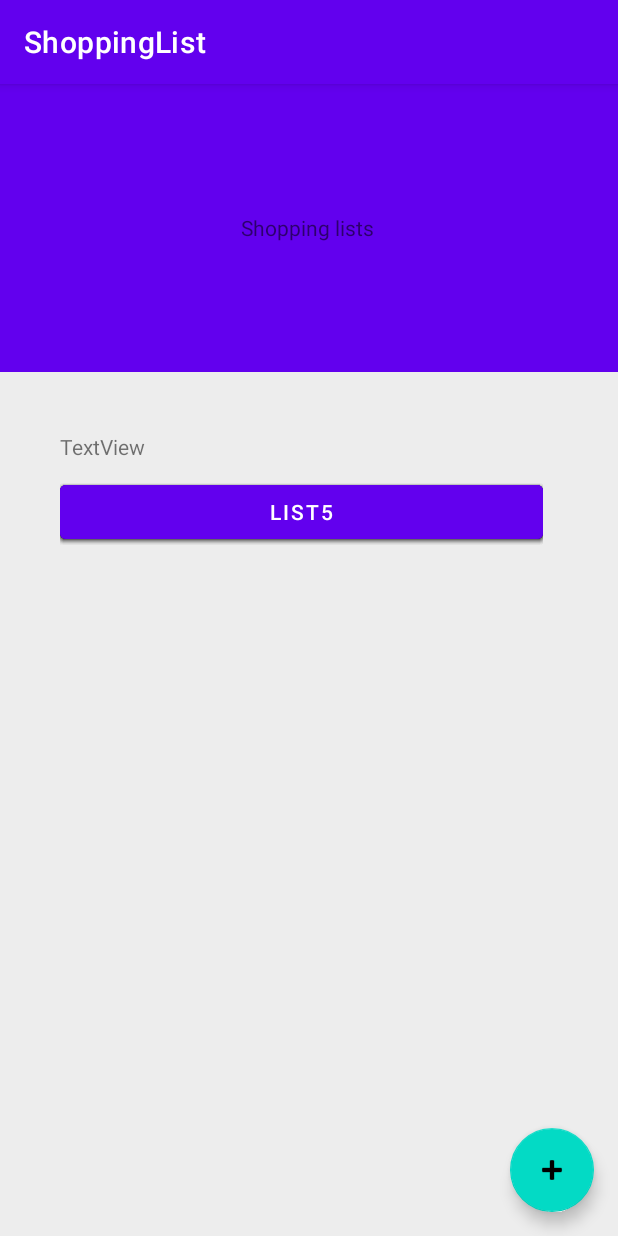
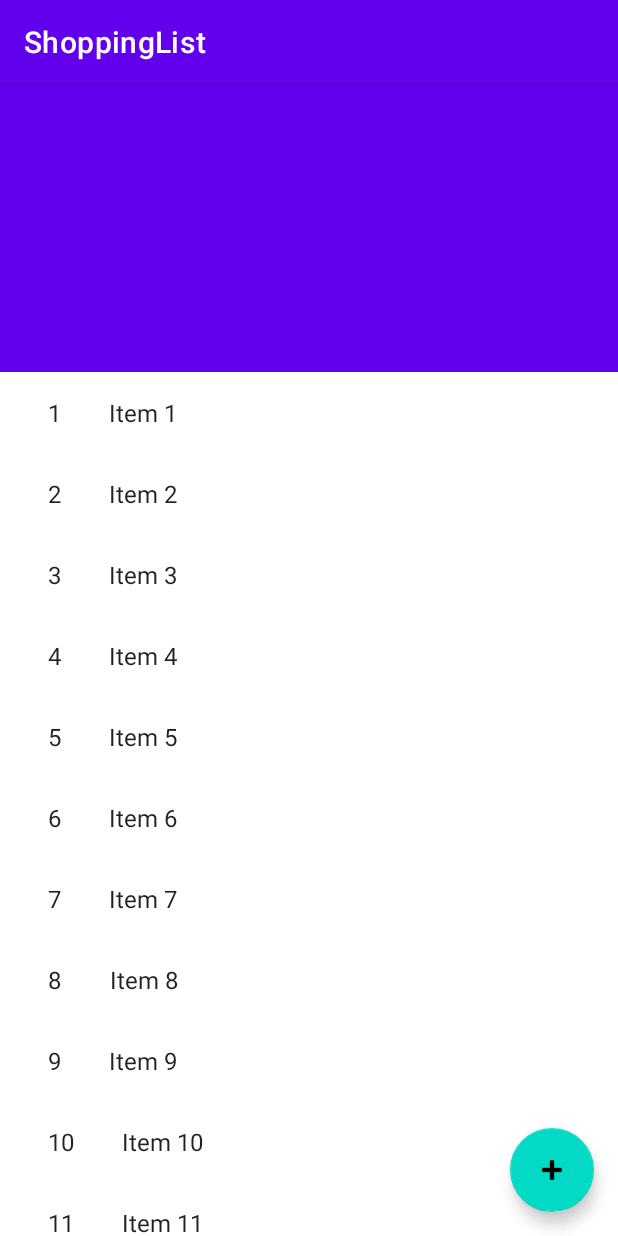
Before and after one commit to kamilernerd/ShoppingListApp, an Android app: the screen it shows after launch (MainActivity), on a phone screen of 412 x 824 dp. Run offline under Robolectric (Android 15) with nearby library versions, the phone set to English and light mode, and no system bars.

Commit message:
Add nice layout and list. Fixing previous mess!

```diff
--- /dev/null
+++ b/ShoppingList/app/src/main/java/com/kamil/shoppinglist/ListLayoutFragment.kt
@@ -0,0 +1,40 @@
+package com.kamil.shoppinglist
+
+import android.os.Bundle
+import androidx.fragment.app.Fragment
+import android.view.LayoutInflater
+import android.view.View
+import android.view.ViewGroup
+import com.kamil.shoppinglist.databinding.FragmentListLayoutBinding
+
+class ListLayoutFragment : Fragment() {
+
+    private var _binding: FragmentListLayoutBinding? = null
+    private val binding get() = _binding!!
+
+    override fun onCreate(savedInstanceState: Bundle?) {
+        super.onCreate(savedInstanceState)
+        arguments?.let {
+        }
+    }
+
+    override fun onCreateView(
+        inflater: LayoutInflater, container: ViewGroup?,
+        savedInstanceState: Bundle?
+    ): View? {
+        _binding = FragmentListLayoutBinding.inflate(layoutInflater)
+
+
+
+        return binding.root
+    }
+
+    companion object {
+        @JvmStatic
+        fun newInstance(param1: String, param2: String) =
+            ListLayoutFragment().apply {
+                arguments = Bundle().apply {
+                }
+            }
+    }
+}
--- a/ShoppingList/app/src/main/java/com/kamil/shoppinglist/ListsLayoutFragment.kt
+++ /dev/null
@@ -1,67 +0,0 @@
-package com.kamil.shoppinglist
-
-import android.os.Bundle
-import androidx.fragment.app.Fragment
-import android.view.LayoutInflater
-import android.view.View
-import android.view.ViewGroup
-import com.kamil.shoppinglist.data.ListItem
-import com.kamil.shoppinglist.data.ShoppingList
-import com.kamil.shoppinglist.databinding.FragmentListsLayoutBinding
-
-class ListsLayoutFragment : Fragment() {
-
-    private var _binding: FragmentListsLayoutBinding? = null
-    private val binding get() = _binding!!
-
-    private var itemsListSet: MutableList<ListItem> = mutableListOf(
-        ListItem("Item1"),
-        ListItem("Item2"),
-        ListItem("Item3"),
-        ListItem("Item4")
-    )
-
-    private var shoppingListSet: MutableList<ShoppingList> = mutableListOf(
-        ShoppingList("List1", listItems = itemsListSet),
-        ShoppingList("List2", listItems = itemsListSet),
-        ShoppingList("List3", listItems = itemsListSet),
-        ShoppingList("List4", listItems = itemsListSet),
-        ShoppingList("List5", listItems = itemsListSet),
-    )
-
-    override fun onCreate(savedInstanceState: Bundle?) {
-        super.onCreate(savedInstanceState)
-    }
-
-    override fun onCreateView(
-        inflater: LayoutInflater, container: ViewGroup?,
-        savedInstanceState: Bundle?
-    ): View? {
-        _binding = FragmentListsLayoutBinding.inflate(layoutInflater)
-
-        var fragmentManager = childFragmentManager
-        var fragmentTransaction = fragmentManager.beginTransaction()
-
-        shoppingListSet.forEach {
-            val listsList = ListsListFragment.newInstance(it.listName, it.listItems)
-
-            listsList.onKeyPressed = {
-                print("HEI")
-            }
-
-            fragmentTransaction.add(binding.listsList.id, listsList, it.listName)
-        }
-
-        fragmentTransaction.commit()
-
-        return binding.root
-    }
-
-    companion object {
-        fun newInstance(param1: String, param2: String) =
-            ListsLayoutFragment().apply {
-                arguments = Bundle().apply {
-                }
-            }
-    }
-}
--- a/ShoppingList/app/src/main/java/com/kamil/shoppinglist/ListsListFragment.kt
+++ /dev/null
@@ -1,54 +0,0 @@
-package com.kamil.shoppinglist
-
-import android.os.Bundle
-import androidx.fragment.app.Fragment
-import android.view.LayoutInflater
-import android.view.MotionEvent
-import android.view.View
-import android.view.ViewGroup
-import com.kamil.shoppinglist.data.ListItem
-import com.kamil.shoppinglist.databinding.FragmentListsListBinding
-
-class ListsListFragment : Fragment() {
-
-    private var _binding: FragmentListsListBinding? = null
-    private val binding get() = _binding!!
-
-    private var listName: String? = null
-
-    var onKeyPressed: ((listName: String) -> Unit?)? = null
-
-    override fun onCreate(savedInstanceState: Bundle?) {
-        super.onCreate(savedInstanceState)
-        arguments?.let {
-            listName = it.getString("listName") ?: "no note..."
-        }
-    }
-
-    override fun onCreateView(
-        inflater: LayoutInflater, container: ViewGroup?,
-        savedInstanceState: Bundle?
-    ): View? {
-        _binding = FragmentListsListBinding.inflate(layoutInflater)
-
-        binding.listItem.text = listName
-
-        binding.listItem.setOnClickListener(object: View.OnClickListener {
-            override fun onClick(v: View?) {
-                listName?.let { this@ListsListFragment.onKeyPressed?.invoke(it) }
-            }
-        })
-
-        return binding.root
-    }
-
-    companion object {
-        @JvmStatic
-        fun newInstance(listName: String, listItems: MutableList<ListItem>) =
-            ListsListFragment().apply {
-                arguments = Bundle().apply {
-                    putString("listName", listName)
-                }
-            }
-    }
-}
--- a/ShoppingList/app/src/main/java/com/kamil/shoppinglist/MainActivity.kt
+++ b/ShoppingList/app/src/main/java/com/kamil/shoppinglist/MainActivity.kt
@@ -10,7 +10,6 @@ class MainActivity : AppCompatActivity() {
 
     override fun onCreate(savedInstanceState: Bundle?) {
         super.onCreate(savedInstanceState)
-
         binding = ActivityMainBinding.inflate(layoutInflater)
         setContentView(binding.root)
     }
--- /dev/null
+++ b/ShoppingList/app/src/main/java/com/kamil/shoppinglist/ShoppingListRecyclerViewAdapter.kt
@@ -0,0 +1,50 @@
+package com.kamil.shoppinglist
+
+import androidx.recyclerview.widget.RecyclerView
+import android.view.LayoutInflater
+import android.view.View
+import android.view.ViewGroup
+import android.widget.TextView
+
+import com.kamil.shoppinglist.placeholder.PlaceholderContent.PlaceholderItem
+import com.kamil.shoppinglist.databinding.FragmentShoppingListItemBinding
+
+/**
+ * [RecyclerView.Adapter] that can display a [PlaceholderItem].
+ * TODO: Replace the implementation with code for your data type.
+ */
+class ShoppingListRecyclerViewAdapter(
+    private val values: List<PlaceholderItem>
+) : RecyclerView.Adapter<ShoppingListRecyclerViewAdapter.ViewHolder>() {
+
+    override fun onCreateViewHolder(parent: ViewGroup, viewType: Int): ViewHolder {
+
+        return ViewHolder(
+            FragmentShoppingListItemBinding.inflate(
+                LayoutInflater.from(parent.context),
+                parent,
+                false
+            )
+        )
+
+    }
+
+    override fun onBindViewHolder(holder: ViewHolder, position: Int) {
+        val item = values[position]
+        holder.idView.text = item.id
+        holder.contentView.text = item.content
+    }
+
+    override fun getItemCount(): Int = values.size
+
+    inner class ViewHolder(binding: FragmentShoppingListItemBinding) :
+        RecyclerView.ViewHolder(binding.root) {
+        val idView: TextView = binding.itemNumber
+        val contentView: TextView = binding.content
+
+        override fun toString(): String {
+            return super.toString() + " '" + contentView.text + "'"
+        }
+    }
+
+}
--- a/ShoppingList/app/src/main/java/com/kamil/shoppinglist/data/ListItem.kt
+++ /dev/null
@@ -1,7 +0,0 @@
-package com.kamil.shoppinglist.data
-
-data class ListItem(val itemName: String) {
-    override fun toString(): String {
-        return "List ${itemName}"
-    }
-}
--- a/ShoppingList/app/src/main/java/com/kamil/shoppinglist/data/ShoppingList.kt
+++ /dev/null
@@ -1,7 +0,0 @@
-package com.kamil.shoppinglist.data
-
-data class ShoppingList(val listName: String, val listItems: MutableList<ListItem>) {
-    override fun toString(): String {
-        return "List ${listName}"
-    }
-}
--- /dev/null
+++ b/ShoppingList/app/src/main/java/com/kamil/shoppinglist/placeholder/PlaceholderContent.kt
@@ -0,0 +1,57 @@
+package com.kamil.shoppinglist.placeholder
+
+import java.util.ArrayList
+import java.util.HashMap
+
+/**
+ * Helper class for providing sample content for user interfaces created by
+ * Android template wizards.
+ *
+ * TODO: Replace all uses of this class before publishing your app.
+ */
+object PlaceholderContent {
+
+    /**
+     * An array of sample (placeholder) items.
+     */
+    val ITEMS: MutableList<PlaceholderItem> = ArrayList()
+
+    /**
+     * A map of sample (placeholder) items, by ID.
+     */
+    val ITEM_MAP: MutableMap<String, PlaceholderItem> = HashMap()
+
+    private val COUNT = 25
+
+    init {
+        // Add some sample items.
+        for (i in 1..COUNT) {
+            addItem(createPlaceholderItem(i))
+        }
+    }
+
+    private fun addItem(item: PlaceholderItem) {
+        ITEMS.add(item)
+        ITEM_MAP.put(item.id, item)
+    }
+
+    private fun createPlaceholderItem(position: Int): PlaceholderItem {
+        return PlaceholderItem(position.toString(), "Item " + position, makeDetails(position))
+    }
+
+    private fun makeDetails(position: Int): String {
+        val builder = StringBuilder()
+        builder.append("Details about Item: ").append(position)
+        for (i in 0..position - 1) {
+            builder.append("\nMore details information here.")
+        }
+        return builder.toString()
+    }
+
+    /**
+     * A placeholder item representing a piece of content.
+     */
+    data class PlaceholderItem(val id: String, val content: String, val details: String) {
+        override fun toString(): String = content
+    }
+}
--- /dev/null
+++ b/ShoppingList/app/src/main/java/com/kamil/shoppinglist/shoppingListFragment.kt
@@ -0,0 +1,64 @@
+package com.kamil.shoppinglist
+
+import android.os.Bundle
+import androidx.fragment.app.Fragment
+import androidx.recyclerview.widget.GridLayoutManager
+import androidx.recyclerview.widget.LinearLayoutManager
+import androidx.recyclerview.widget.RecyclerView
+import android.view.LayoutInflater
+import android.view.View
+import android.view.ViewGroup
+import com.kamil.shoppinglist.databinding.FragmentShoppingListsListBinding
+import com.kamil.shoppinglist.placeholder.PlaceholderContent
+
+/**
+ * A fragment representing a list of Items.
+ */
+class shoppingListFragment : Fragment() {
+
+    private var _binding: FragmentShoppingListsListBinding? = null
+    private val binding get() = _binding!!
+
+    private var columnCount = 1
+
+    override fun onCreate(savedInstanceState: Bundle?) {
+        super.onCreate(savedInstanceState)
+
+        arguments?.let {
+            columnCount = it.getInt(ARG_COLUMN_COUNT)
+        }
+    }
+
+    override fun onCreateView(
+        inflater: LayoutInflater, container: ViewGroup?,
+        savedInstanceState: Bundle?
+    ): View? {
+        _binding = FragmentShoppingListsListBinding.inflate(layoutInflater)
+        val view = binding.root
+
+        // Set the adapter
+        with(view) {
+            layoutManager = when {
+                columnCount <= 1 -> LinearLayoutManager(context)
+                else -> GridLayoutManager(context, columnCount)
+            }
+            adapter = ShoppingListRecyclerViewAdapter(PlaceholderContent.ITEMS)
+        }
+        return view
+    }
+
+    companion object {
+
+        // TODO: Customize parameter argument names
+        const val ARG_COLUMN_COUNT = "column-count"
+
+        // TODO: Customize parameter initialization
+        @JvmStatic
+        fun newInstance(columnCount: Int) =
+            shoppingListFragment().apply {
+                arguments = Bundle().apply {
+                    putInt(ARG_COLUMN_COUNT, columnCount)
+                }
+            }
+    }
+}
--- a/ShoppingList/app/src/main/res/layout/activity_main.xml
+++ b/ShoppingList/app/src/main/res/layout/activity_main.xml
@@ -2,18 +2,16 @@
 <androidx.coordinatorlayout.widget.CoordinatorLayout xmlns:android="http://schemas.android.com/apk/res/android"
     xmlns:tools="http://schemas.android.com/tools"
     xmlns:app="http://schemas.android.com/apk/res-auto"
-    android:id="@+id/mainActivityLayout"
     android:layout_width="match_parent"
     android:layout_height="match_parent"
-    android:background="@color/app_background"
-    android:fitsSystemWindows="true"
-    tools:context=".MainActivity">
+    android:id="@+id/mainActivityLayout"
+    tools:context=".MainActivity"
+    >
 
     <androidx.fragment.app.FragmentContainerView
         android:id="@+id/listsLayoutMain"
         android:layout_width="match_parent"
         android:layout_height="match_parent"
-        android:name="com.kamil.shoppinglist.ListsLayoutFragment"
-        />
+        android:name="com.kamil.shoppinglist.ListLayoutFragment" />
 
 </androidx.coordinatorlayout.widget.CoordinatorLayout>
--- /dev/null
+++ b/ShoppingList/app/src/main/res/layout/fragment_list_layout.xml
@@ -0,0 +1,62 @@
+<?xml version="1.0" encoding="utf-8"?>
+<androidx.coordinatorlayout.widget.CoordinatorLayout xmlns:android="http://schemas.android.com/apk/res/android"
+    xmlns:tools="http://schemas.android.com/tools"
+    xmlns:app="http://schemas.android.com/apk/res-auto"
+    android:layout_width="match_parent"
+    android:layout_height="match_parent"
+    android:id="@+id/listsLayoutMain"
+    tools:context=".ListLayoutFragment"
+    >
+
+    <com.google.android.material.appbar.AppBarLayout
+        android:id="@+id/appbar"
+        android:layout_height="192dp"
+        android:layout_width="match_parent">
+
+        <com.google.android.material.appbar.CollapsingToolbarLayout
+            android:layout_width="match_parent"
+            android:layout_height="match_parent"
+            app:toolbarId="@+id/toolbar"
+            app:layout_scrollFlags="scroll|enterAlways|enterAlwaysCollapsed"
+            app:contentScrim="?attr/colorPrimary">
+
+
+            <androidx.appcompat.widget.Toolbar
+                android:id="@+id/toolbar"
+                android:layout_height="?attr/actionBarSize"
+                android:layout_width="match_parent" />
+        </com.google.android.material.appbar.CollapsingToolbarLayout>
+    </com.google.android.material.appbar.AppBarLayout>
+
+    <androidx.core.widget.NestedScrollView
+        android:layout_width="match_parent"
+        android:layout_height="match_parent"
+        app:layout_behavior="com.google.android.material.appbar.AppBarLayout$ScrollingViewBehavior">
+
+        <FrameLayout
+            android:id="@+id/listsListFrameLayout"
+            android:layout_width="match_parent"
+            android:layout_height="match_parent">
+
+            <androidx.fragment.app.FragmentContainerView
+                android:id="@+id/listsList"
+                android:name="com.kamil.shoppinglist.shoppingListFragment"
+                android:layout_width="match_parent"
+                android:layout_height="match_parent"
+                android:layout_marginLeft="16dp"
+                android:layout_marginRight="16dp"
+                app:layoutManager="LinearLayoutManager"
+                tools:listitem="@layout/fragment_shopping_list_item" />
+
+        </FrameLayout>
+
+    </androidx.core.widget.NestedScrollView>
+
+    <com.google.android.material.floatingactionbutton.FloatingActionButton
+        android:layout_height="wrap_content"
+        android:layout_width="wrap_content"
+        android:src="@android:drawable/ic_input_add"
+        android:layout_gravity="bottom|end"
+        android:layout_margin="16dp" />
+
+</androidx.coordinatorlayout.widget.CoordinatorLayout>
--- a/ShoppingList/app/src/main/res/layout/fragment_lists_layout.xml
+++ /dev/null
@@ -1,75 +0,0 @@
-<?xml version="1.0" encoding="utf-8"?>
-<androidx.coordinatorlayout.widget.CoordinatorLayout xmlns:android="http://schemas.android.com/apk/res/android"
-    xmlns:tools="http://schemas.android.com/tools"
-    xmlns:app="http://schemas.android.com/apk/res-auto"
-    tools:context=".ListsLayoutFragment"
-    android:id="@+id/listsLayoutMain"
-    android:layout_width="match_parent"
-    android:layout_height="match_parent">
-
-    <com.google.android.material.appbar.AppBarLayout
-        android:id="@+id/appbar"
-
-        android:layout_height="192dp"
-        android:layout_width="match_parent">
-
-        <androidx.constraintlayout.widget.ConstraintLayout
-            android:id="@+id/collapsingToolbarLayout2"
-            android:layout_width="match_parent"
-            android:layout_height="match_parent"
-            app:contentScrim="?attr/colorPrimary"
-
-            app:layout_scrollFlags="scroll|enterAlways|enterAlwaysCollapsed"
-            app:toolbarId="@+id/toolbar">
-
-            <TextView
-                android:id="@+id/textView4"
-                android:layout_width="91dp"
-                android:layout_height="20dp"
-                android:text="@string/header_message"
-                app:layout_constraintBottom_toBottomOf="parent"
-                app:layout_constraintEnd_toEndOf="parent"
-                app:layout_constraintHorizontal_bias="0.5"
-                app:layout_constraintStart_toStartOf="parent"
-                app:layout_constraintTop_toTopOf="parent" />
-        </androidx.constraintlayout.widget.ConstraintLayout>
-    </com.google.android.material.appbar.AppBarLayout>
-
-    <androidx.core.widget.NestedScrollView
-        android:id="@+id/nestedScrollView"
-        android:layout_width="match_parent"
-        android:layout_height="match_parent"
-        app:layout_behavior="com.google.android.material.appbar.AppBarLayout$ScrollingViewBehavior">
-
-        <LinearLayout
-            android:layout_width="match_parent"
-            android:layout_height="match_parent"
-            android:orientation="vertical"
-            android:paddingHorizontal="40dp"
-            android:paddingVertical="40dp">
-
-            <TextView
-                android:id="@+id/textView5"
-                android:layout_width="match_parent"
-                android:layout_height="wrap_content"
-                android:text="TextView" />
-
-            <androidx.fragment.app.FragmentContainerView
-                android:id="@+id/listsList"
-                android:name="com.kamil.shoppinglist.ListsListFragment"
-                android:layout_width="match_parent"
-                android:layout_height="match_parent"
-                android:layout_marginTop="10dp"
-                android:layout_marginEnd="10dp" />
-        </LinearLayout>
-    </androidx.core.widget.NestedScrollView>
-
-    <com.google.android.material.floatingactionbutton.FloatingActionButton
-        android:layout_width="wrap_content"
-        android:layout_height="wrap_content"
-        android:layout_gravity="bottom|end"
-        android:layout_margin="16dp"
-        android:contentDescription="@string/content_description_button_new_list"
-        android:src="@android:drawable/ic_input_add" />
-
-</androidx.coordinatorlayout.widget.CoordinatorLayout>
--- a/ShoppingList/app/src/main/res/layout/fragment_lists_list.xml
+++ /dev/null
@@ -1,14 +0,0 @@
-<?xml version="1.0" encoding="utf-8"?>
-<LinearLayout xmlns:android="http://schemas.android.com/apk/res/android"
-    xmlns:tools="http://schemas.android.com/tools"
-    android:id="@+id/listsList"
-    android:layout_width="match_parent"
-    android:layout_height="match_parent"
-    android:orientation="vertical"
-    tools:context=".ListsListFragment">
-
-    <Button
-        android:id="@+id/list_item"
-        android:layout_width="match_parent"
-        android:layout_height="wrap_content" />
-</LinearLayout>
--- /dev/null
+++ b/ShoppingList/app/src/main/res/layout/fragment_shopping_list_item.xml
@@ -0,0 +1,20 @@
+<?xml version="1.0" encoding="utf-8"?>
+<LinearLayout xmlns:android="http://schemas.android.com/apk/res/android"
+    android:layout_width="wrap_content"
+    android:layout_height="wrap_content"
+    android:orientation="horizontal">
+
+    <TextView
+        android:id="@+id/item_number"
+        android:layout_width="wrap_content"
+        android:layout_height="wrap_content"
+        android:layout_margin="@dimen/text_margin"
+        android:textAppearance="?attr/textAppearanceListItem" />
+
+    <TextView
+        android:id="@+id/content"
+        android:layout_width="wrap_content"
+        android:layout_height="wrap_content"
+        android:layout_margin="@dimen/text_margin"
+        android:textAppearance="?attr/textAppearanceListItem" />
+</LinearLayout>
--- /dev/null
+++ b/ShoppingList/app/src/main/res/layout/fragment_shopping_lists_list.xml
@@ -0,0 +1,13 @@
+<?xml version="1.0" encoding="utf-8"?>
+<androidx.recyclerview.widget.RecyclerView xmlns:android="http://schemas.android.com/apk/res/android"
+    xmlns:app="http://schemas.android.com/apk/res-auto"
+    xmlns:tools="http://schemas.android.com/tools"
+    android:id="@+id/listsList"
+    android:name="com.kamil.shoppinglist.shoppingListFragment"
+    android:layout_width="match_parent"
+    android:layout_height="match_parent"
+    android:layout_marginLeft="16dp"
+    android:layout_marginRight="16dp"
+    app:layoutManager="LinearLayoutManager"
+    tools:context=".shoppingListFragment"
+    tools:listitem="@layout/fragment_shopping_list_item" />
--- a/ShoppingList/app/src/main/res/values/colors.xml
+++ b/ShoppingList/app/src/main/res/values/colors.xml
@@ -7,5 +7,4 @@
     <color name="teal_700">#FF018786</color>
     <color name="black">#FF000000</color>
     <color name="white">#FFFFFFFF</color>
-    <color name="app_background">#EDEDED</color>
 </resources>
--- a/ShoppingList/app/src/main/res/values/strings.xml
+++ b/ShoppingList/app/src/main/res/values/strings.xml
@@ -2,6 +2,4 @@
     <string name="app_name">ShoppingList</string>
     <!-- TODO: Remove or change this placeholder text -->
     <string name="hello_blank_fragment">Hello blank fragment</string>
-    <string name="header_message">Shopping lists</string>
-    <string name="content_description_button_new_list">Button for adding new list</string>
 </resources>
```
Also changed, not shown: ShoppingList/app/build.gradle (+5 -3 lines), ShoppingList/gradle/wrapper/gradle-wrapper.properties.
